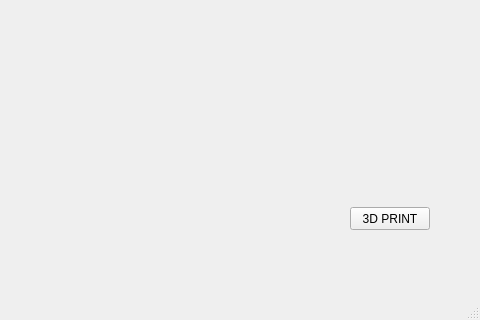
This is app/mainwindow.ui in fcaball/TER as Qt 5 draws it before an edit; both pictures show x 820 to 1300 and y 369 to 689 of the 1300 by 689 pixel window. The edited form follows.
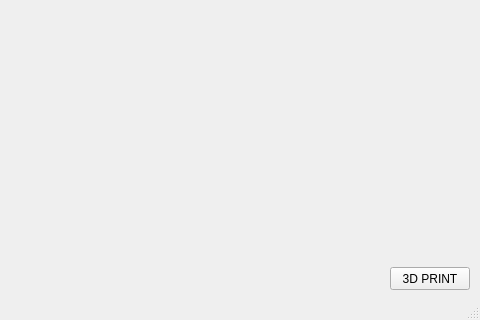
This is the edited form.

Diff of the .ui file:
```diff
--- a/app/mainwindow.ui
+++ b/app/mainwindow.ui
@@ -17,8 +17,8 @@
    <widget class="QPushButton" name="pushButton">
     <property name="geometry">
      <rect>
-      <x>1170</x>
-      <y>540</y>
+      <x>1210</x>
+      <y>600</y>
       <width>80</width>
       <height>23</height>
      </rect>
```
Left out of the diff: 32 changed lines with no effect on the pictures.
